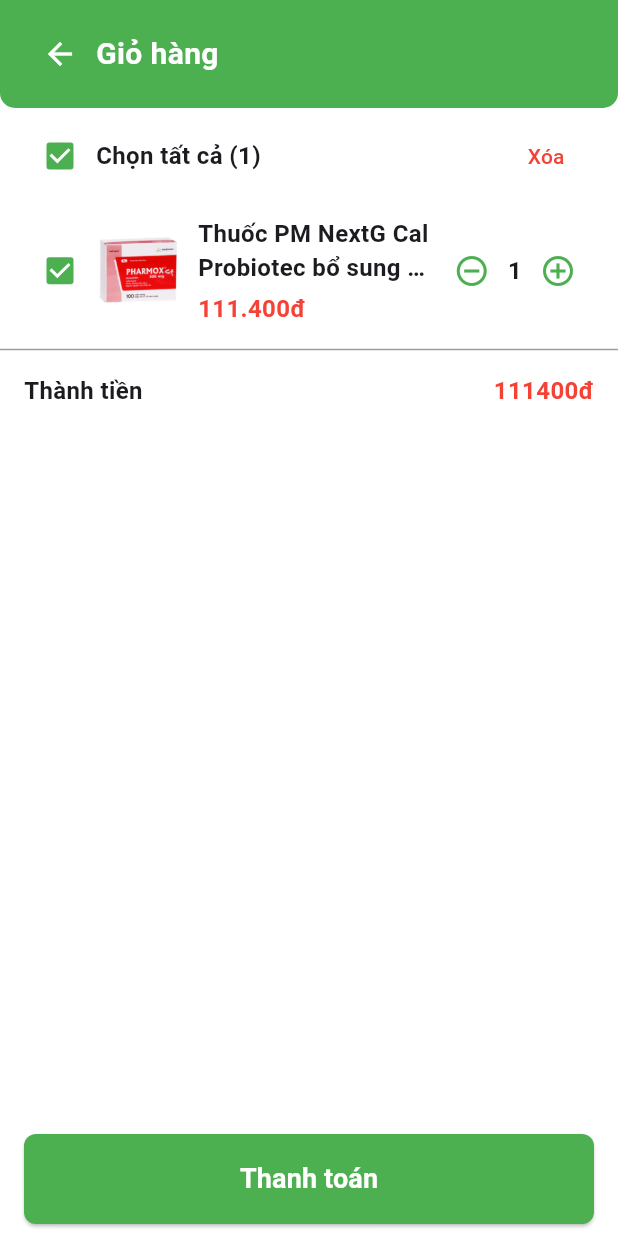
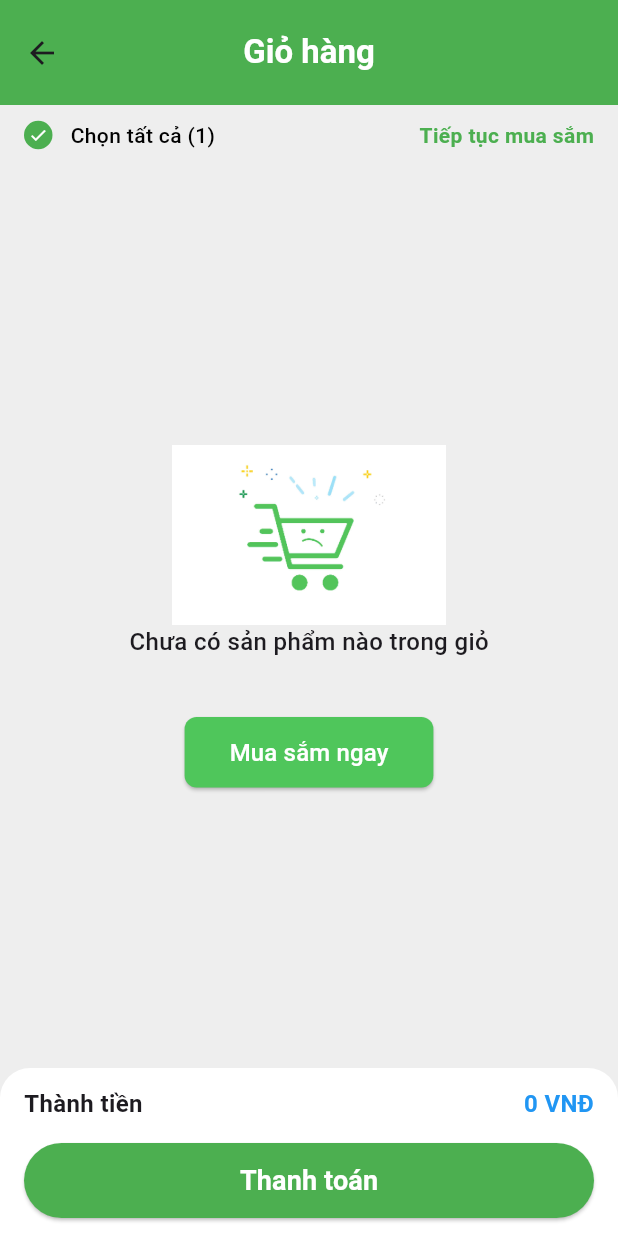
Before and after one commit to Mingcute152/NodejsNhomSangt6, a Flutter app: the GioHang screen opened directly, on a phone screen of 412 x 824 dp. Run offline on Flutter 3.47's test engine with Material 3 defaults, Android fonts, the phone set to English and light mode, and no system bars; our stand-ins replace cloud_firestore, firebase_auth, firebase_core, get, google_fonts, phosphor_flutter; accounts and stored records are empty.

Commit message:
update chuc nang gio hang

```diff
--- /dev/null
+++ b/lib/model/cart_model.dart
@@ -0,0 +1,68 @@
+// ignore_for_file: public_member_api_docs, sort_constructors_first
+import 'dart:convert';
+
+import 'package:flutter/foundation.dart';
+
+import 'package:flutter_application_3/model/product_model.dart';
+
+class CartModel {
+  final String id;
+  final String userId;
+  final List<ProductModel> listProduct;
+  CartModel({
+    required this.id,
+    required this.userId,
+    required this.listProduct,
+  });
+
+  CartModel copyWith({
+    String? id,
+    String? userId,
+    List<ProductModel>? listProduct,
+  }) {
+    return CartModel(
+      id: id ?? this.id,
+      userId: userId ?? this.userId,
+      listProduct: listProduct ?? this.listProduct,
+    );
+  }
+
+  Map<String, dynamic> toMap() {
+    return <String, dynamic>{
+      'id': id,
+      'userId': userId,
+      'listProduct': listProduct.map((x) => x.toMap()).toList(),
+    };
+  }
+
+  factory CartModel.fromMap(Map<String, dynamic> map) {
+    return CartModel(
+      id: map['id'] as String,
+      userId: map['userId'] as String,
+      listProduct: (map['listProduct'] ?? []).map(
+        (x) => ProductModel.fromMap(x as Map<String, dynamic>),
+      ),
+    );
+  }
+
+  String toJson() => json.encode(toMap());
+
+  factory CartModel.fromJson(String source) =>
+      CartModel.fromMap(json.decode(source) as Map<String, dynamic>);
+
+  @override
+  String toString() =>
+      'CartModel(id: $id, userId: $userId, listProduct: $listProduct)';
+
+  @override
+  bool operator ==(covariant CartModel other) {
+    if (identical(this, other)) return true;
+
+    return other.id == id &&
+        other.userId == userId &&
+        listEquals(other.listProduct, listProduct);
+  }
+
+  @override
+  int get hashCode => id.hashCode ^ userId.hashCode ^ listProduct.hashCode;
+}
--- a/lib/model/product_model.dart
+++ b/lib/model/product_model.dart
@@ -9,6 +9,7 @@
   final String title;
   final String description;
   final double price;
+  final int quantity;
 
   ProductModel({
     required this.id,
@@ -16,6 +17,7 @@
     required this.title,
     required this.description,
     required this.price,
+    this.quantity = 1,
   });
 
   String get priceString {
@@ -34,6 +36,7 @@
     String? title,
     String? description,
     double? price,
+    int? quantity,
   }) {
     return ProductModel(
       id: id ?? this.id,
@@ -41,6 +44,7 @@
       title: title ?? this.title,
       description: description ?? this.description,
       price: price ?? this.price,
+      quantity: quantity ?? this.quantity,
     );
   }
 
@@ -51,6 +55,7 @@
       'title': title,
       'description': description,
       'price': price,
+      'quantity': quantity,
     };
   }
 
@@ -61,6 +66,7 @@
       title: map['title'] ?? '',
       description: map['description'] ?? '',
       price: double.tryParse(map['price']?.toString() ?? '') ?? 0.0,
+      quantity: int.tryParse(map['quantity']?.toString() ?? '1') ?? 1,
     );
   }
 
@@ -82,7 +88,8 @@
         other.image == image &&
         other.title == title &&
         other.description == description &&
-        other.price == price;
+        other.price == price &&
+        other.quantity == quantity;
   }
 
   @override
@@ -91,6 +98,7 @@
         image.hashCode ^
         title.hashCode ^
         description.hashCode ^
-        price.hashCode;
+        price.hashCode ^
+        quantity.hashCode;
   }
 }
--- /dev/null
+++ b/lib/widget/firebase/cart_controller.dart
@@ -0,0 +1,39 @@
+import 'package:cloud_firestore/cloud_firestore.dart';
+import 'package:firebase_auth/firebase_auth.dart';
+import 'package:flutter_application_3/model/cart_model.dart';
+import 'package:flutter_application_3/model/product_model.dart';
+import 'package:get/get.dart';
+import 'package:intl/intl.dart';
+
+class CartController extends GetxController {
+  final FirebaseFirestore _firestore = FirebaseFirestore.instance;
+  final FirebaseAuth _firebaseAuth = FirebaseAuth.instance;
+
+  final Rx<CartModel> cartModel = CartModel(
+    id: '',
+    userId: FirebaseAuth.instance.currentUser?.uid ?? '',
+    listProduct: [],
+  ).obs;
+
+  Future<void> addCart({
+    required ProductModel product,
+    required int quantity,
+  }) async {
+    cartModel.value.listProduct.add(product.copyWith(quantity: quantity));
+  }
+
+  String get totalPrice {
+    double totalPrice = 0;
+    for (final ProductModel product in cartModel.value.listProduct) {
+      totalPrice += product.price * product.quantity;
+    }
+
+    final formatter = NumberFormat.currency(
+      locale: 'vi_VN',
+      symbol: 'VNĐ',
+      decimalDigits: 0,
+    );
+
+    return formatter.format(totalPrice);
+  }
+}
--- a/lib/widget/gio_hang.dart
+++ b/lib/widget/gio_hang.dart
@@ -1,12 +1,15 @@
 // ignore_for_file: unused_import, use_key_in_widget_constructors, prefer_const_constructors
 
 import 'package:flutter/material.dart';
+import 'package:flutter_application_3/model/product_model.dart';
 import 'package:flutter_application_3/theme.dart';
+import 'package:flutter_application_3/widget/firebase/cart_controller.dart';
 import 'package:flutter_application_3/widget/navbar_root.dart';
 import 'package:flutter_application_3/widget/categories.dart';
 import 'package:flutter_application_3/widget/thanh_toan_van_chuyen/thanh_toan.dart';
 import 'package:flutter_application_3/widget/trang_chu.dart';
 import 'package:flutter_application_3/widget/product_detail_screen.dart';
+import 'package:get/get.dart';
 
 class GioHang extends StatefulWidget {
   @override
@@ -15,179 +18,86 @@
 
 class GioHangState extends State<GioHang> {
   int count = 1;
+  final controller = Get.put(CartController());
 
   @override
   Widget build(BuildContext context) {
     return Scaffold(
+      appBar: AppBar(
+        backgroundColor: Colors.green,
+        centerTitle: true,
+        toolbarHeight: 70,
+        title: Text(
+          'Giỏ hàng',
+          style: TextStyle(
+            color: Colors.white,
+            fontSize: 22,
+            fontWeight: FontWeight.w700,
+          ),
+        ),
+      ),
+      backgroundColor: Colors.grey.shade200,
       body: Column(
         crossAxisAlignment: CrossAxisAlignment.start,
         children: [
-
-          Container(
-            padding: const EdgeInsets.symmetric(horizontal: 16, vertical: 12),
-            decoration: const BoxDecoration(
-              color: Colors.green,
-              borderRadius: BorderRadius.only(
-                bottomLeft: Radius.circular(10),
-                bottomRight: Radius.circular(10),
+          Padding(
+            padding: EdgeInsets.symmetric(horizontal: 16, vertical: 10),
+            child: Row(
+              children: [
+                checkBoxCustom,
+                SizedBox(width: 12),
+                Text(
+                  'Chọn tất cả (1)',
+                  style: TextStyle(
+                    color: Colors.black,
+                    fontWeight: FontWeight.w500,
+                    fontSize: 14,
                   ),
                 ),
-            child: SafeArea(
-              child: Row(
-                mainAxisAlignment: MainAxisAlignment.spaceBetween,
-                children: [
-                  Row(
-                    children: [
-                      IconButton(
-                        icon: const Icon(Icons.arrow_back, color: Colors.white),
-                        onPressed: () {
-
-                        },
-                      ),
-                      const Text(
-                        'Giỏ hàng',
+                const Spacer(),
+                Text(
+                  'Tiếp tục mua sắm',
                   style: TextStyle(
-                          fontSize: 20,
-                          fontWeight: FontWeight.bold,
-                          color: Colors.white,
-                        ),
-                      ),
-                    ],
-                  ),
-
-                ],
-              ),
-            ),
-          ),
-
-          // Phần chọn tất cả và sản phẩm trong giỏ hàng
-          Padding(
-            padding: const EdgeInsets.symmetric(horizontal: 16, vertical: 8),
-            child: Row(
-              mainAxisAlignment: MainAxisAlignment.spaceBetween,
-              children: [
-                Row(
-                  children: [
-                    Checkbox(
-                      value: true,
-                      onChanged: (value) {},
-                      activeColor: Colors.green,
-                    ),
-                    const Text(
-                      'Chọn tất cả (1)',
-                      style: TextStyle(
-                        fontSize: 16,
-                        fontWeight: FontWeight.bold,
-                      ),
-                    ),
-                  ],
-                ),
-                TextButton(
-                  onPressed: () {
-
-                  },
-                  child: const Text(
-                    'Xóa',
-                    style: TextStyle(color: Colors.red),
-                  ),
+                      color: Colors.green,
+                      fontSize: 14,
+                      fontWeight: FontWeight.w600),
                 ),
               ],
             ),
           ),
-
-          // Hiển thị sản phẩm
-          Padding(
-            padding: const EdgeInsets.symmetric(horizontal: 16, vertical: 8),
-            child: Row(
-              crossAxisAlignment: CrossAxisAlignment.center,
-              mainAxisAlignment: MainAxisAlignment.spaceBetween,
-              children: [
           Expanded(
-                  child: Row(
-                    children: [
-                      Checkbox(
-                        value: true,
-                        onChanged: (value) {},
-                        activeColor: Colors.green,
-                      ),
-                      SizedBox(
-                        height: 60,
-                        width: 60,
-                        child: Image.asset(
-                        'assets/pharmox.png',
-                          fit: BoxFit.cover,
+            child: Obx(
+              () => controller.cartModel.value.listProduct.isEmpty
+                  ? cartEmpty
+                  : ListView.builder(
+                      itemCount: controller.cartModel.value.listProduct.length,
+                      shrinkWrap: true,
+                      itemBuilder: (context, index) {
+                        return cartCard(
+                          isLast: index ==
+                              controller.cartModel.value.listProduct.length - 1,
+                          product:
+                              controller.cartModel.value.listProduct[index],
+                        );
+                      },
                     ),
             ),
-                      const SizedBox(width: 8),
-                      Expanded(
-                        child: Column(
-                          crossAxisAlignment: CrossAxisAlignment.start,
-                          children: const [
-                            Text(
-                              'Thuốc PM NextG Cal Probiotec bổ sung canxi...',
-                              style: TextStyle(
-                                fontSize: 16,
-                                fontWeight: FontWeight.w600,
           ),
-                              maxLines: 2,
-                              overflow: TextOverflow.ellipsis,
-                            ),
-                            SizedBox(height: 4),
-                            Text(
-                              '111.400đ',
-                              style: TextStyle(
-                                fontSize: 16,
-                                fontWeight: FontWeight.bold,
-                                color: Colors.red,
+          Container(
+            decoration: BoxDecoration(
+              color: Colors.white,
+              borderRadius: BorderRadius.vertical(
+                top: Radius.circular(20),
               ),
             ),
-                          ],
+            padding: EdgeInsets.symmetric(
+              vertical: 12,
+              horizontal: 16,
             ),
-                      ),
-                    ],
-                  ),
-                ),
+            child: Column(
+              children: [
+                // Phần tổng giá
                 Row(
-                  children: [
-                    IconButton(
-                      onPressed: () {
-                        setState(() {
-                          count--;
-                        });
-                      },
-                      icon: const Icon(
-                        Icons.remove_circle_outline,
-                        color: Colors.green,
-                      ),
-                    ),
-                    Text(
-                      '$count',
-                      style: const TextStyle(
-                          fontSize: 16, fontWeight: FontWeight.bold),
-                    ),
-                    IconButton(
-                      onPressed: () {
-                        setState(() {
-                          count++;
-                        });
-                      },
-                      icon: const Icon(
-                        Icons.add_circle_outline,
-                        color: Colors.green,
-                      ),
-                    ),
-                  ],
-                ),
-              ],
-            ),
-          ),
-
-          const Divider(color: Colors.grey, thickness: 1),
-
-          // Phần tổng giá
-          Padding(
-            padding: const EdgeInsets.symmetric(horizontal: 16, vertical: 8),
-            child: Row(
                   mainAxisAlignment: MainAxisAlignment.spaceBetween,
                   children: [
                     const Text(
@@ -198,32 +108,23 @@
                       ),
                     ),
                     Text(
-                  '${count * 111400}đ',
+                      controller.totalPrice.toString(),
                       style: const TextStyle(
                         fontSize: 16,
                         fontWeight: FontWeight.bold,
-                    color: Colors.red,
+                        color: Colors.blue,
                       ),
                     ),
                   ],
                 ),
-          ),
-
-          Expanded(
-              child:
-                  Container()),
-
-          Padding(
-            padding: const EdgeInsets.symmetric(horizontal: 16, vertical: 8),
-            child: ElevatedButton(
-              onPressed: () {
-                // Xử lý mua hàng
-              },
+                SizedBox(height: 15),
+                ElevatedButton(
+                  onPressed: () {},
                   style: ElevatedButton.styleFrom(
                     backgroundColor: Colors.green,
-                minimumSize: const Size(double.infinity,60),
+                    minimumSize: const Size(double.infinity, 50),
                     shape: RoundedRectangleBorder(
-                  borderRadius: BorderRadius.circular(8),
+                      borderRadius: BorderRadius.circular(50),
                     ),
                   ),
                   child: const Text(
@@ -235,10 +136,130 @@
                     ),
                   ),
                 ),
+              ],
+            ),
           ),
         ],
       ),
-      backgroundColor: Colors.white,
+    );
+  }
+
+  Widget cartCard({bool isLast = false, required ProductModel product}) {
+    return Column(
+      mainAxisSize: MainAxisSize.min,
+      children: [
+        Container(
+          color: Colors.white,
+          padding: EdgeInsets.symmetric(horizontal: 16, vertical: 12),
+          child: Row(
+            children: [
+              checkBoxCustom,
+              SizedBox(width: 12),
+              Container(
+                decoration: BoxDecoration(
+                  color: Colors.transparent,
+                  border: Border.all(color: Colors.grey.shade200),
+                  borderRadius: BorderRadius.circular(10),
+                ),
+                padding: EdgeInsets.all(5),
+                child: Image.asset(
+                  product.image,
+                  width: 55,
+                  fit: BoxFit.fitWidth,
+                ),
+              ),
+              SizedBox(width: 12),
+              Expanded(
+                child: Column(
+                  crossAxisAlignment: CrossAxisAlignment.start,
+                  children: [
+                    Text(
+                      product.title,
+                      maxLines: 2,
+                      overflow: TextOverflow.ellipsis,
+                      style: TextStyle(
+                        color: Colors.black87,
+                        fontSize: 14,
+                        fontWeight: FontWeight.w500,
+                      ),
+                    ),
+                    const SizedBox(height: 6),
+                    Text(
+                      product.priceString,
+                      style: TextStyle(
+                          color: Colors.green,
+                          fontSize: 14,
+                          fontWeight: FontWeight.w600),
+                    ),
+                    const SizedBox(height: 6),
+                    Row(
+                      children: [
+                        Container(
+                          decoration: BoxDecoration(
+                            color: Colors.transparent,
+                            border: Border.all(color: Colors.grey.shade400),
+                            borderRadius: BorderRadius.horizontal(
+                              left: Radius.circular(10),
+                            ),
+                          ),
+                          padding: EdgeInsets.all(2),
+                          child: Icon(
+                            Icons.remove,
+                            color: Colors.black87,
+                            size: 20,
+                          ),
+                        ),
+                        Container(
+                          decoration: BoxDecoration(
+                            color: Colors.transparent,
+                            border: Border(
+                              top: BorderSide(color: Colors.grey.shade400),
+                              bottom: BorderSide(color: Colors.grey.shade400),
+                            ),
+                          ),
+                          padding: EdgeInsets.symmetric(
+                            vertical: 2,
+                            horizontal: 10,
+                          ),
+                          child: Text(
+                            '${product.quantity}',
+                            style: TextStyle(
+                              color: Colors.black87,
+                              fontSize: 14,
+                              fontWeight: FontWeight.w600,
+                            ),
+                          ),
+                        ),
+                        Container(
+                          decoration: BoxDecoration(
+                            color: Colors.transparent,
+                            border: Border.all(color: Colors.grey.shade400),
+                            borderRadius: BorderRadius.horizontal(
+                              right: Radius.circular(10),
+                            ),
+                          ),
+                          padding: EdgeInsets.all(2),
+                          child: Icon(
+                            Icons.add,
+                            color: Colors.black87,
+                            size: 20,
+                          ),
+                        ),
+                      ],
+                    )
+                  ],
+                ),
+              ),
+            ],
+          ),
+        ),
+        if (!isLast)
+          Container(
+            color: Colors.grey,
+            height: 0.5,
+            width: double.infinity,
+          ),
+      ],
     );
   }
 
@@ -279,4 +300,19 @@
       ),
     );
   }
+
+  Widget get checkBoxCustom {
+    return Container(
+      decoration: BoxDecoration(
+        shape: BoxShape.circle,
+        color: Colors.green,
+      ),
+      padding: EdgeInsets.all(3),
+      child: Icon(
+        Icons.check,
+        color: Colors.white,
+        size: 13,
+      ),
+    );
   }
+}
--- a/lib/widget/navbar_root.dart
+++ b/lib/widget/navbar_root.dart
@@ -2,6 +2,7 @@
 
 import 'package:flutter/material.dart';
 import 'package:flutter_application_3/theme.dart';
+import 'package:flutter_application_3/widget/firebase/cart_controller.dart';
 import 'package:flutter_application_3/widget/firebase/product_controller.dart';
 import 'package:flutter_application_3/widget/gio_hang.dart';
 import 'package:flutter_application_3/widget/trang_chu.dart';
@@ -24,6 +25,7 @@
   ];
 
   final controller = Get.put(ProductController());
+  final cartController = Get.put(CartController());
 
   @override
   void initState() {
--- a/lib/widget/tai_khoan.dart
+++ b/lib/widget/tai_khoan.dart
@@ -24,9 +24,7 @@
   Widget build(BuildContext context) {
     return Scaffold(
       appBar: AppBar(
-        title: const Text(
-          "Tài Khoản",
-        ),
+
         backgroundColor: greenColor,
       ),
       body: ListView(
```
Also changed, not shown: lib/widget/product_detail_screen.dart (+8 -1 lines), lib/widget/products_cart.dart (+8 -1 lines). Lines whose indentation alone changed are shown as unchanged.
